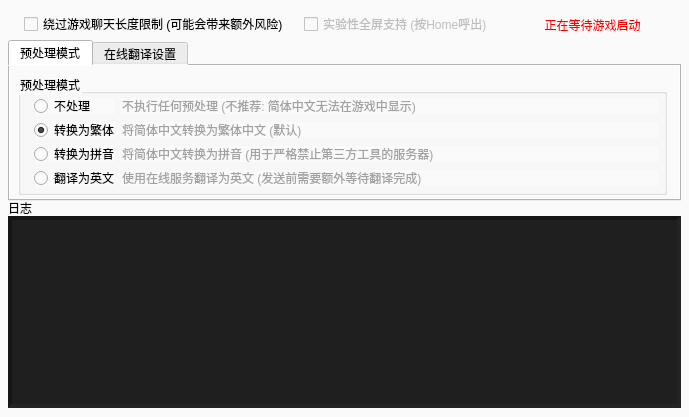
The window that BattlefieldChat/BattlefieldChat.ui (SakuraKoi/BattlefieldChat) describes before a commit, drawn with Qt 5.
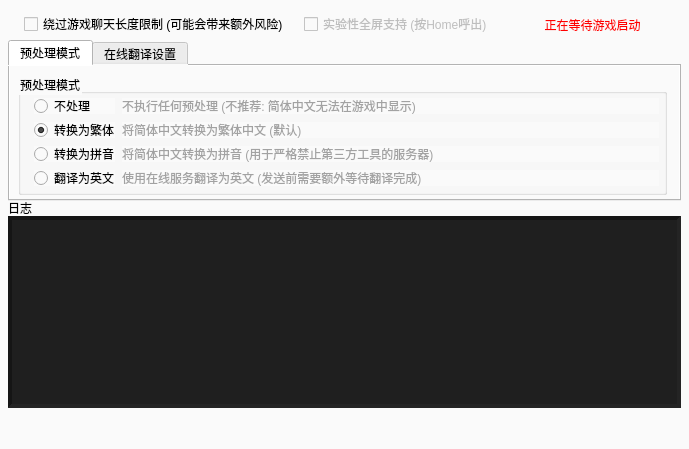
The same window after the commit. Icons and pictures are not drawn.

Commit message: [Feature] Anonymous usage counter

Patch:
```diff
--- a/BattlefieldChat/BattlefieldChat.ui
+++ b/BattlefieldChat/BattlefieldChat.ui
@@ -7,7 +7,7 @@
     <x>0</x>
     <y>0</y>
     <width>689</width>
-    <height>417</height>
+    <height>449</height>
    </rect>
   </property>
   <property name="sizePolicy">
@@ -491,6 +491,22 @@
      <enum>QAbstractItemView::NoSelection</enum>
     </property>
    </widget>
+   <widget class="QGraphicsView" name="counterView">
+    <property name="geometry">
+     <rect>
+      <x>8</x>
+      <y>416</y>
+      <width>673</width>
+      <height>25</height>
+     </rect>
+    </property>
+    <property name="frameShape">
+     <enum>QFrame::NoFrame</enum>
+    </property>
+    <property name="frameShadow">
+     <enum>QFrame::Plain</enum>
+    </property>
+   </widget>
   </widget>
  </widget>
  <layoutdefault spacing="6" margin="11"/>
```
The commit also changes 4 other files.
